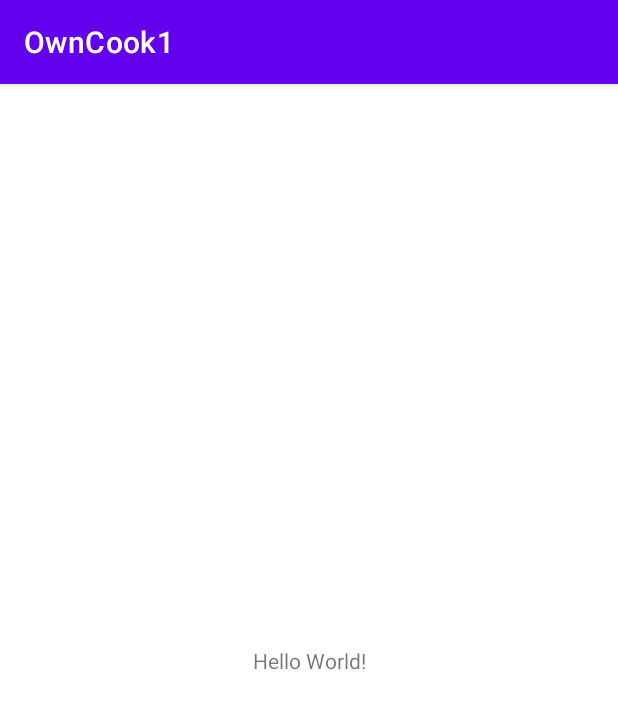
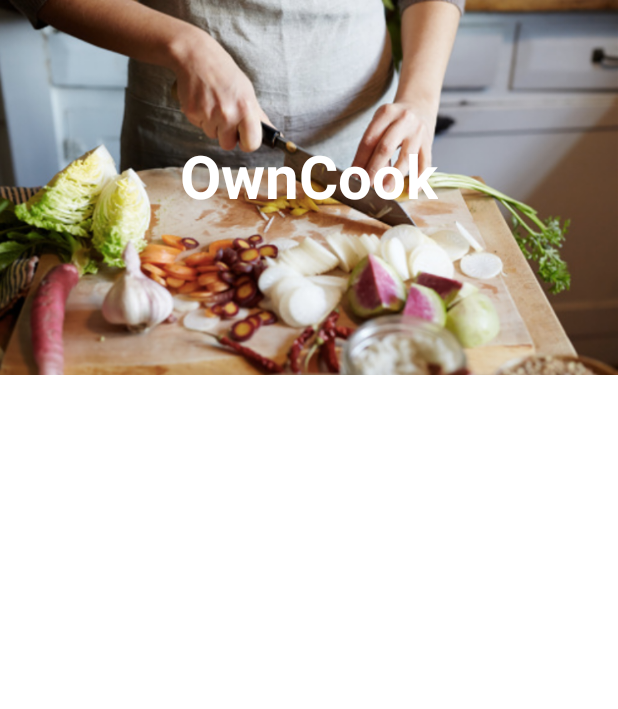
Before and after one commit to mky1428/OwnCook1, an Android app: the MainActivity screen opened directly, with no data from a screen before it, on a phone screen of 412 x 824 dp. Shown: the top 709 px of the screen. Run offline under Robolectric (Android 15) with nearby library versions, the phone set to English and light mode, and no system bars.

Commit message:
Mainactivity 작업 시작

```diff
--- a/app/src/main/AndroidManifest.xml
+++ b/app/src/main/AndroidManifest.xml
@@ -28,7 +28,8 @@
         </activity>
 
         <activity
-            android:name=".MainActivity" />
+            android:name=".MainActivity"
+            android:theme="@style/IntroActivityTheme"/>
     </application>
 
 </manifest>
--- a/app/src/main/res/layout/activity_main.xml
+++ b/app/src/main/res/layout/activity_main.xml
@@ -1,18 +1,28 @@
 <?xml version="1.0" encoding="utf-8"?>
-<androidx.constraintlayout.widget.ConstraintLayout xmlns:android="http://schemas.android.com/apk/res/android"
+<RelativeLayout xmlns:android="http://schemas.android.com/apk/res/android"
     xmlns:app="http://schemas.android.com/apk/res-auto"
     xmlns:tools="http://schemas.android.com/tools"
     android:layout_width="match_parent"
     android:layout_height="match_parent"
     tools:context=".MainActivity">
 
+    <ImageView
+        android:id="@+id/iv"
+        android:layout_width="match_parent"
+        android:layout_height="250dp"
+        android:src="@drawable/mainimage"
+        android:scaleType="centerCrop"
+        />
+
     <TextView
         android:layout_width="wrap_content"
         android:layout_height="wrap_content"
-        android:text="Hello World!"
-        app:layout_constraintBottom_toBottomOf="parent"
-        app:layout_constraintLeft_toLeftOf="parent"
-        app:layout_constraintRight_toRightOf="parent"
-        app:layout_constraintTop_toTopOf="parent" />
+        android:text="OwnCook"
+        android:textColor="@color/white"
+        android:textSize="40sp"
+        android:textStyle="bold"
+        android:layout_centerHorizontal="true"
+        android:layout_marginTop="90dp"
+        />
 
-</androidx.constraintlayout.widget.ConstraintLayout>
+</RelativeLayout>
```
